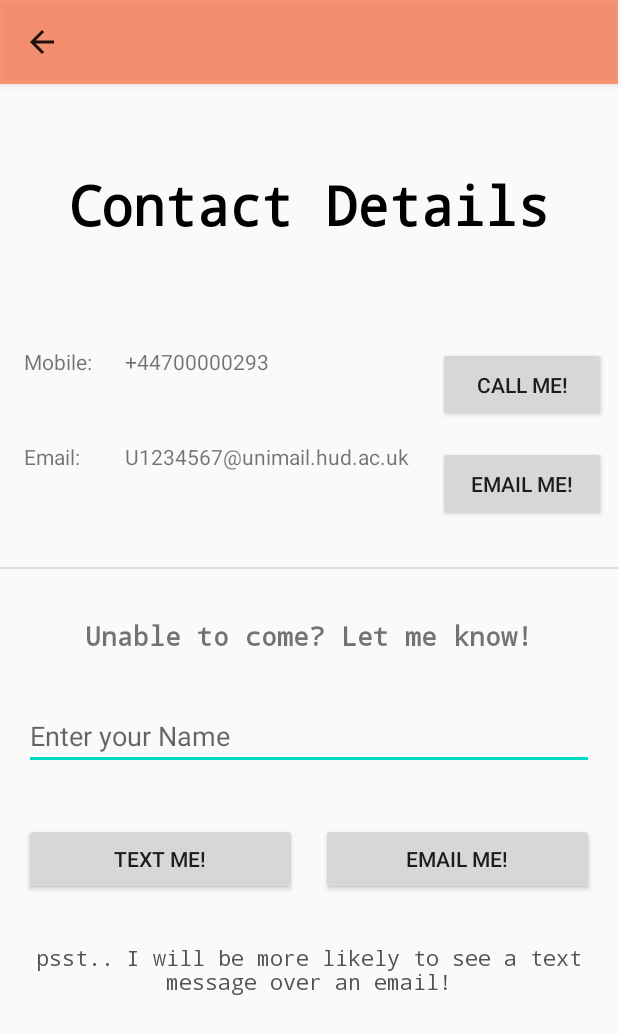
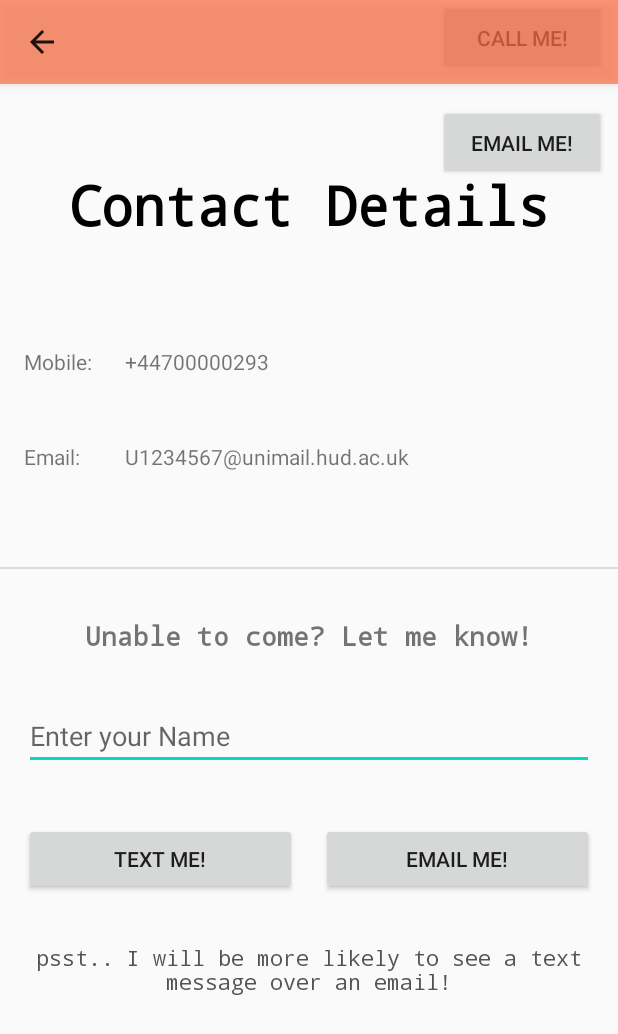
Before and after one commit to Haroon01/BirthdayApp, an Android app: the ContactActivity screen opened directly, with no data from a screen before it, on a phone screen of 412 x 824 dp. Shown: the top 1034 px of the screen. Run offline under Robolectric (Android 15) with nearby library versions, the phone set to English and light mode, and no system bars.

Commit message:
minor constraint changes

```diff
--- a/app/src/main/res/layout/activity_contact.xml
+++ b/app/src/main/res/layout/activity_contact.xml
@@ -72,19 +72,19 @@
         android:layout_marginEnd="8dp"
         android:text="@string/btn_callme"
         app:layout_constraintEnd_toEndOf="parent"
-        app:layout_constraintHorizontal_bias="1.0"
+        app:layout_constraintHorizontal_bias="0.0"
         app:layout_constraintStart_toEndOf="@+id/textView6"
-        app:layout_constraintTop_toTopOf="@+id/textView4" />
+        tools:layout_editor_absoluteY="213dp" />
 
     <Button
         android:id="@+id/btnEmail"
         android:layout_width="0dp"
         android:layout_height="50dp"
-        android:layout_marginTop="16dp"
+        android:layout_marginTop="20dp"
         android:layout_marginEnd="8dp"
         android:text="@string/btn_emailme"
         app:layout_constraintEnd_toEndOf="parent"
-        app:layout_constraintHorizontal_bias="0.0"
+        app:layout_constraintHorizontal_bias="1.0"
         app:layout_constraintStart_toEndOf="@+id/textView6"
         app:layout_constraintStart_toStartOf="@+id/btnCall"
         app:layout_constraintTop_toBottomOf="@+id/btnCall" />
```
